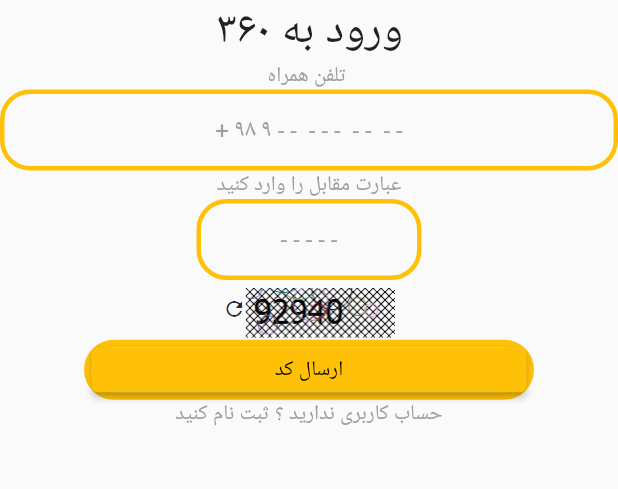
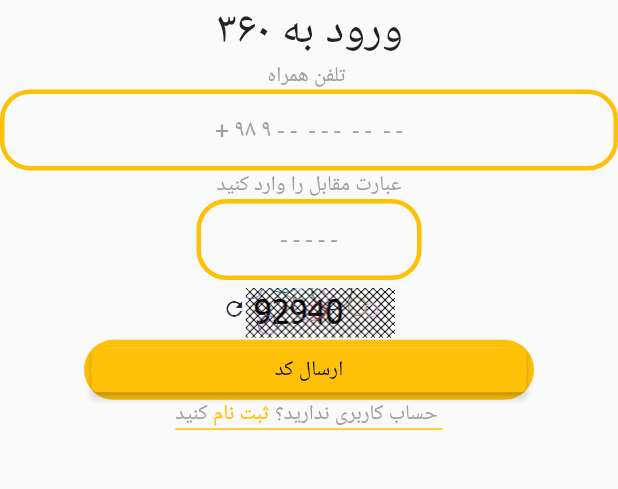
Before and after one commit to akaravi/ntk_flutter_catalog, a Flutter app: the screen it shows after launch, on a phone screen of 412 x 824 dp, the part 602-1091 px from its top. Run offline on Flutter 3.47's test engine with Material 2 defaults, Android fonts, the phone set to English and light mode, and no system bars; missing offline and left inert: dart:html.

Commit message:
change loginpage

```diff
--- a/lib/loginpage.dart
+++ b/lib/loginpage.dart
@@ -78,9 +78,8 @@ class loginpage extends StatelessWidget {
         Image.asset(
           'assets/image/Untitled-1.png',
           width: 120,
+          alignment: Alignment(10, 20),
         ),
-        // side: BorderSide(color: Colors.red, width: 5),
-
         Container(
           decoration: BoxDecoration(
               border: Border.all(width: 5, color: Colors.amber),
@@ -93,18 +92,28 @@ class loginpage extends StatelessWidget {
             ),
             style: ElevatedButton.styleFrom(
               backgroundColor: Colors.amber,
-
             ),
           ),
           height: 40,
           width: 300,
         ),
-        Text(
-          'حساب کاربری ندارید ؟ ثبت نام کنید',
-          style: TextStyle(
-            color: Colors.grey,
-          ),
-        ),
+        Container(
+          decoration: BoxDecoration(
+              border:
+                  Border(bottom: BorderSide(width: 1, color: Colors.amber))),
+          child: Column(children: [
+            RichText(
+              text: TextSpan(children: [
+                TextSpan(
+                    text: "حساب کاربری ندارید؟",
+                    style: TextStyle(color: Colors.grey)),
+                TextSpan(
+                    text: " ثبت نام ", style: TextStyle(color: Colors.amber)),
+                TextSpan(text: "کنید ", style: TextStyle(color: Colors.grey))
+              ]),
+            )
+          ]),
+        )
       ]),
     );
   }
```
